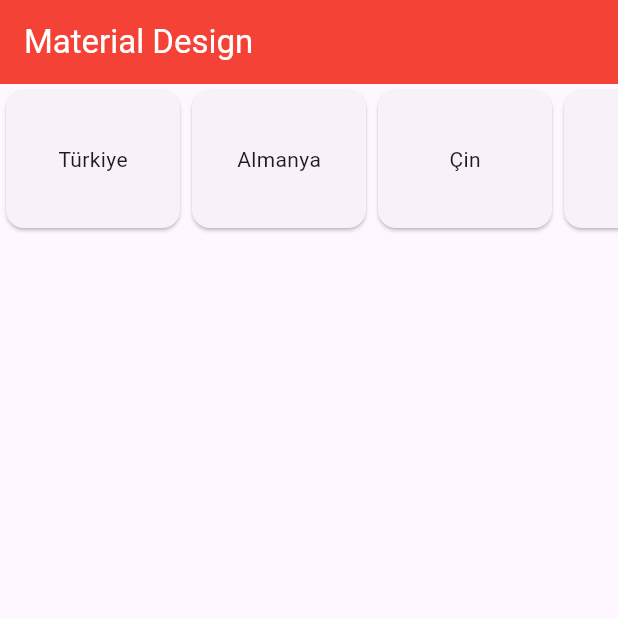
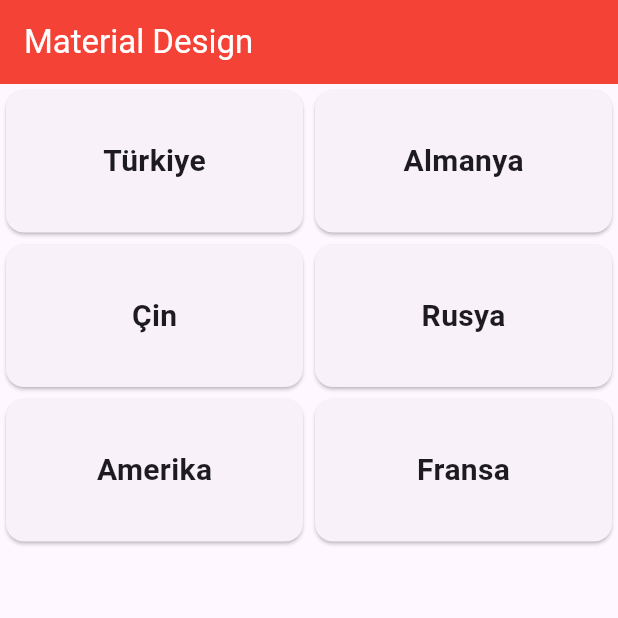
Before and after one commit to SERENGOKYILDIZ/FLUTTER_ANDROID_MATERIAL_DESIGN, a Flutter app: the screen it shows after launch, on a phone screen of 412 x 824 dp, the top half of it. Run offline on Flutter 3.47's test engine with Material 3 defaults, Android fonts, the phone set to English and light mode, and no system bars.

Commit message:
Learned using of GridView.builder, Dynamic List

```diff
--- a/lib/main.dart
+++ b/lib/main.dart
@@ -38,28 +38,22 @@
         foregroundColor: Colors.white,
         title: Text("Material Design")
       ),
-      body: SizedBox(
-        height: 100,
-        child: ListView.builder(
-          scrollDirection: Axis.horizontal, ///-> Sıralama yönünü değiştirdik
+      body: GridView.builder(
+        gridDelegate: SliverGridDelegateWithFixedCrossAxisCount(
+            crossAxisCount: 2, ///-> Satırdaki item sayisi
+            childAspectRatio: 2 / 1, ///-> 2:Genişlik, 1: Yükseklikk oranında
+        ),
         itemCount: ulkeler.length,
         itemBuilder: (context, indeks){
           return Card(
-              child: Padding(
-                padding: const EdgeInsets.all(8.0),
-                child: SizedBox(
-                  width: 100,
-                  child: Column(
+            child: Row(
               mainAxisAlignment: MainAxisAlignment.center,
               children: [
-                      Text(ulkeler[indeks]),
+                Text(ulkeler[indeks], style: TextStyle(fontSize: 20, fontWeight: FontWeight.bold)),
               ],
-                  )
-                ),
             ),
           );
         },
-        ),
       )
     );
   }
```
Lines whose indentation alone changed are shown as unchanged.
